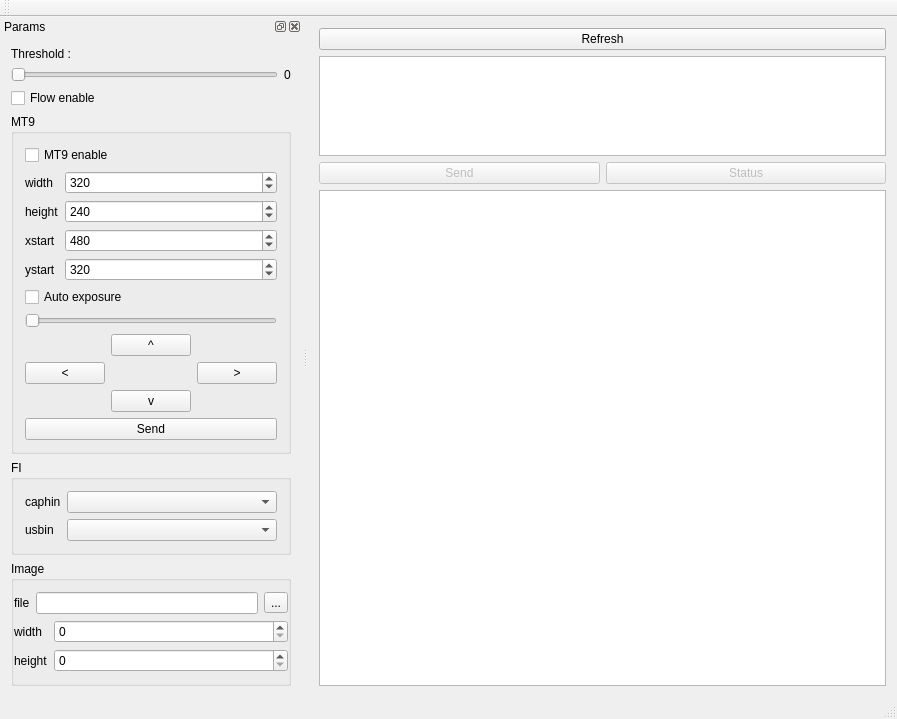
Old version of the form src/interface/mainwindow.ui in the repository mpelcat/GPStudio.
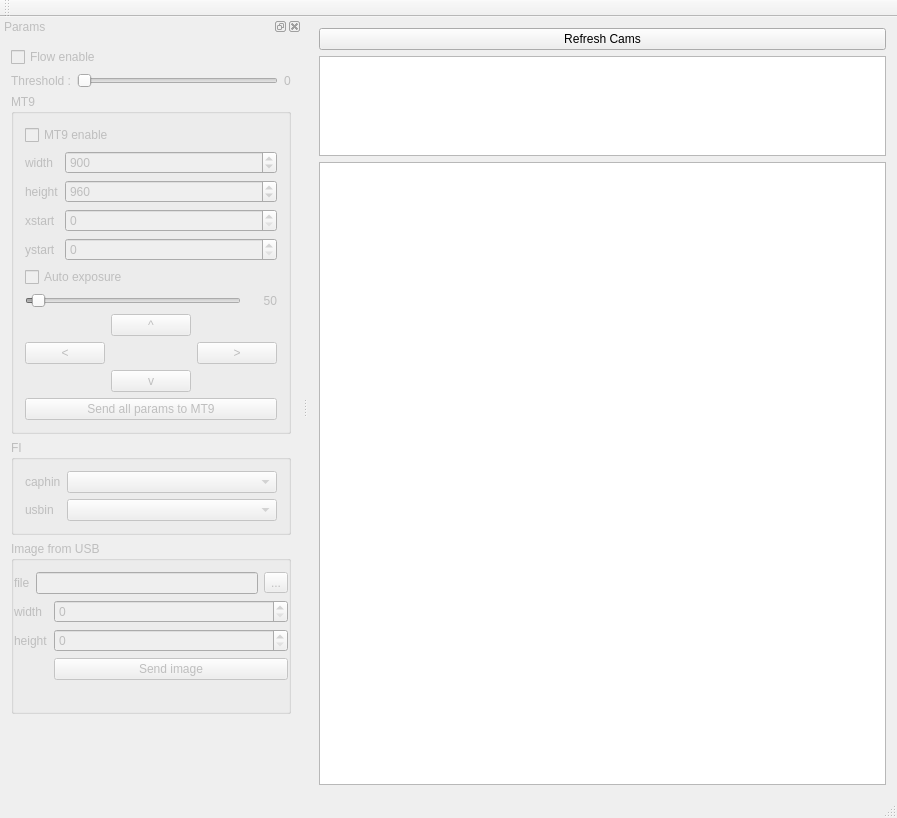
New version of the form. Custom widgets are drawn as their Qt base class.

```diff
--- a/src/interface/mainwindow.ui
+++ b/src/interface/mainwindow.ui
@@ -7,7 +7,7 @@
     <x>0</x>
     <y>0</y>
     <width>897</width>
-    <height>643</height>
+    <height>818</height>
    </rect>
   </property>
   <property name="windowTitle">
@@ -18,7 +18,7 @@
     <item>
      <widget class="QPushButton" name="refreshButton">
       <property name="text">
-       <string>Refresh</string>
+       <string>Refresh Cams</string>
       </property>
      </widget>
     </item>
@@ -32,36 +32,6 @@
       </property>
      </widget>
     </item>
-    <item>
-     <layout class="QHBoxLayout" name="horizontalLayout_2">
-      <item>
-       <widget class="QPushButton" name="sendButton">
-        <property name="enabled">
-         <bool>false</bool>
-        </property>
-        <property name="text">
-         <string>Send</string>
-        </property>
-        <property name="autoRepeat">
-         <bool>true</bool>
-        </property>
-        <property name="autoRepeatInterval">
-         <number>50</number>
-        </property>
-       </widget>
-      </item>
-      <item>
-       <widget class="QPushButton" name="statusButton">
-        <property name="enabled">
-         <bool>false</bool>
-        </property>
-        <property name="text">
-         <string>Status</string>
-        </property>
-       </widget>
-      </item>
-     </layout>
-    </item>
     <item>
      <widget class="ImageView" name="imageView"/>
     </item>
@@ -86,7 +56,10 @@
    </attribute>
   </widget>
   <widget class="QStatusBar" name="statusBar"/>
-  <widget class="QDockWidget" name="dockWidget">
+  <widget class="QDockWidget" name="paramsDock">
+   <property name="enabled">
+    <bool>false</bool>
+   </property>
    <property name="windowTitle">
     <string>Params</string>
    </property>
@@ -96,14 +69,21 @@
    <widget class="QWidget" name="dockWidgetContents">
     <layout class="QVBoxLayout" name="verticalLayout">
      <item>
-      <widget class="QLabel" name="label">
+      <widget class="QCheckBox" name="flowEnableBox">
        <property name="text">
-        <string>Threshold :</string>
+        <string>Flow enable</string>
        </property>
       </widget>
      </item>
      <item>
       <layout class="QHBoxLayout" name="horizontalLayout_3">
+       <item>
+        <widget class="QLabel" name="label">
+         <property name="text">
+          <string>Threshold :</string>
+         </property>
+        </widget>
+       </item>
        <item>
         <widget class="QSlider" name="thresholdSlider">
          <property name="maximum">
@@ -123,13 +103,6 @@
        </item>
       </layout>
      </item>
-     <item>
-      <widget class="QCheckBox" name="flowEnableBox">
-       <property name="text">
-        <string>Flow enable</string>
-       </property>
-      </widget>
-     </item>
      <item>
       <widget class="QGroupBox" name="groupBox_2">
        <property name="title">
@@ -160,8 +133,11 @@
             <property name="maximum">
              <number>2000</number>
             </property>
+            <property name="singleStep">
+             <number>2</number>
+            </property>
             <property name="value">
-             <number>320</number>
+             <number>900</number>
             </property>
            </widget>
           </item>
@@ -177,8 +153,11 @@
             <property name="maximum">
              <number>2000</number>
             </property>
+            <property name="singleStep">
+             <number>2</number>
+            </property>
             <property name="value">
-             <number>240</number>
+             <number>960</number>
             </property>
            </widget>
           </item>
@@ -195,7 +174,7 @@
              <number>2000</number>
             </property>
             <property name="value">
-             <number>480</number>
+             <number>0</number>
             </property>
            </widget>
           </item>
@@ -212,17 +191,7 @@
              <number>2000</number>
             </property>
             <property name="value">
-             <number>320</number>
-            </property>
-           </widget>
-          </item>
-          <item row="5" column="0" colspan="2">
-           <widget class="QSlider" name="integtimeMT9">
-            <property name="maximum">
-             <number>1000</number>
-            </property>
-            <property name="orientation">
-             <enum>Qt::Horizontal</enum>
+             <number>0</number>
             </property>
            </widget>
           </item>
@@ -235,6 +204,39 @@
           </item>
          </layout>
         </item>
+        <item>
+         <layout class="QHBoxLayout" name="horizontalLayout">
+          <item>
+           <widget class="QSlider" name="integtimeMT9">
+            <property name="maximum">
+             <number>5000</number>
+            </property>
+            <property name="value">
+             <number>150</number>
+            </property>
+            <property name="orientation">
+             <enum>Qt::Horizontal</enum>
+            </property>
+           </widget>
+          </item>
+          <item>
+           <widget class="QLabel" name="integTimeLabel">
+            <property name="minimumSize">
+             <size>
+              <width>30</width>
+              <height>0</height>
+             </size>
+            </property>
+            <property name="text">
+             <string>50</string>
+            </property>
+            <property name="alignment">
+             <set>Qt::AlignRight|Qt::AlignTrailing|Qt::AlignVCenter</set>
+            </property>
+           </widget>
+          </item>
+         </layout>
+        </item>
         <item>
          <layout class="QGridLayout" name="gridLayout">
           <item row="1" column="2">
@@ -270,7 +272,7 @@
         <item>
          <widget class="QPushButton" name="sendMT9Config">
           <property name="text">
-           <string>Send</string>
+           <string>Send all params to MT9</string>
           </property>
          </widget>
         </item>
@@ -316,7 +318,7 @@
      <item>
       <widget class="QGroupBox" name="groupBox_3">
        <property name="title">
-        <string>Image</string>
+        <string>Image from USB</string>
        </property>
        <layout class="QVBoxLayout" name="verticalLayout_5">
         <property name="leftMargin">
@@ -376,8 +378,31 @@
             </property>
            </widget>
           </item>
+          <item row="2" column="1">
+           <widget class="QPushButton" name="sendButton">
+            <property name="enabled">
+             <bool>false</bool>
+            </property>
+            <property name="text">
+             <string>Send image</string>
+            </property>
+            <property name="autoRepeat">
+             <bool>true</bool>
+            </property>
+            <property name="autoRepeatInterval">
+             <number>50</number>
+            </property>
+           </widget>
+          </item>
          </layout>
         </item>
+        <item>
+         <widget class="QLabel" name="fpsLabel">
+          <property name="text">
+           <string/>
+          </property>
+         </widget>
+        </item>
        </layout>
       </widget>
      </item>
```
Left out of the diff: 8 changed lines with no effect on the pictures.
